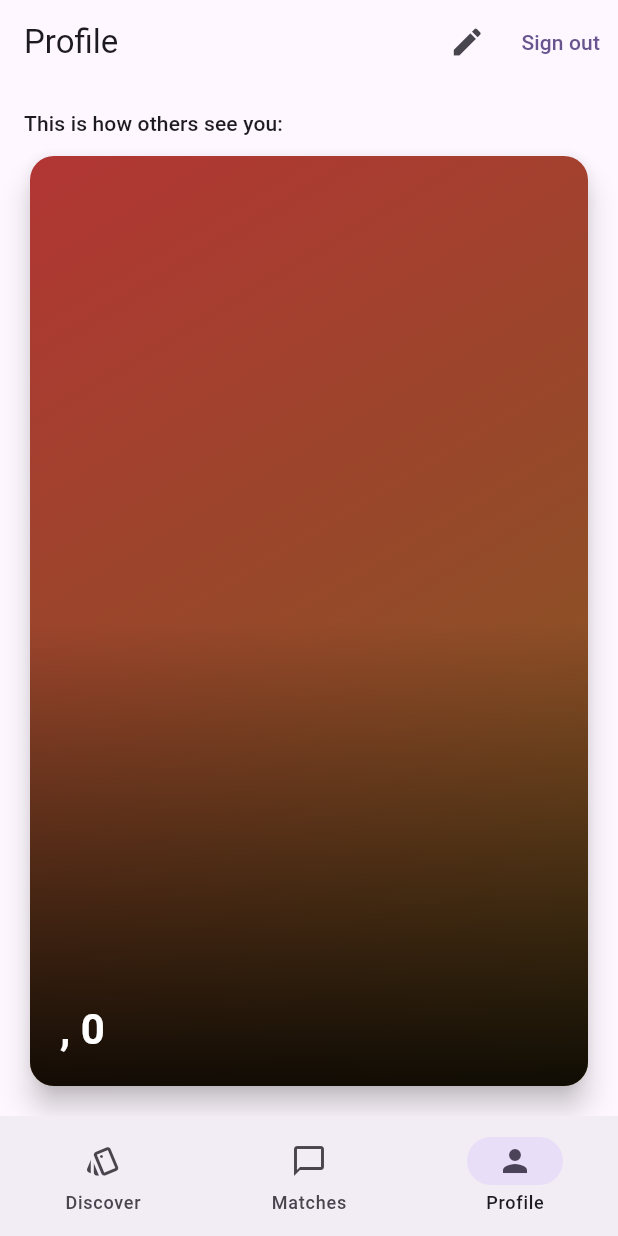
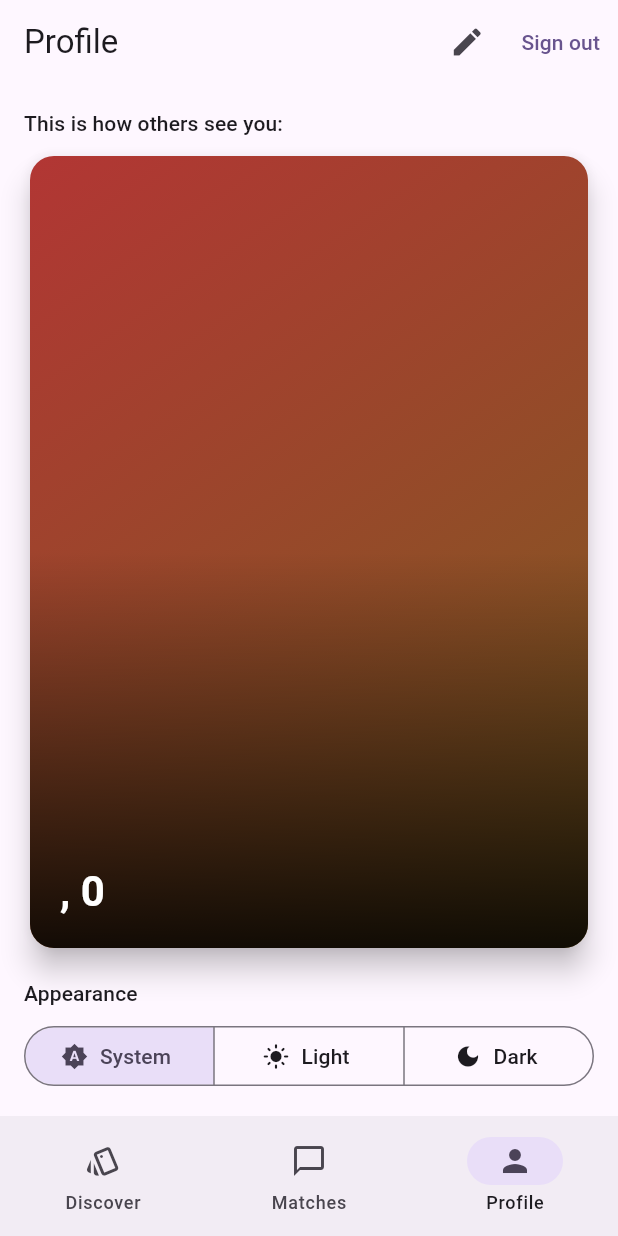
Before and after one commit to Drake11w/Kinker, a Flutter app: the screen it shows once a user with an empty profile is signed in, item 3 of the bottom bar chosen, on a phone screen of 412 x 824 dp. Run offline on Flutter 3.47's test engine with Material 3 defaults, Android fonts, the phone set to English and light mode, and no system bars; our stand-ins replace cloud_firestore, firebase_auth, firebase_core, shared_preferences; accounts and stored records are empty.

Commit message:
Add light/dark mode setting
The app already followed the system theme; this adds a saved
System/Light/Dark choice on the Profile tab and replaces the hard-coded
colours on the Discover buttons with theme colours so they work in both
modes.

Co-Authored-By: Claude Opus 5.5 <noreply@anthropic.com>
Claude-Session: https://claude.ai/code/session_01L8CoiA1GQQRwjTRD4eaC51

```diff
--- a/kinker/lib/app.dart
+++ b/kinker/lib/app.dart
@@ -4,38 +4,65 @@ import 'pages/root_page.dart';
 import 'services/auth.dart';
 import 'services/repository.dart';
 import 'services/services.dart';
+import 'services/theme_settings.dart';
 
-class KinkerApp extends StatelessWidget {
+class KinkerApp extends StatefulWidget {
   const KinkerApp({
     super.key,
     required this.auth,
     required this.repository,
+    this.themeSettings,
     this.isDemo = false,
   });
 
   final BaseAuth auth;
   final Repository repository;
+
+  /// Defaults to an unsaved setting that follows the system theme.
+  final ThemeSettings? themeSettings;
   final bool isDemo;
+
+  static ThemeData buildTheme(Brightness brightness) {
+    return ThemeData(
+      colorScheme: ColorScheme.fromSeed(
+        seedColor: Colors.deepPurple,
+        brightness: brightness,
+      ),
+    );
+  }
+
+  @override
+  State<KinkerApp> createState() => _KinkerAppState();
+}
+
+class _KinkerAppState extends State<KinkerApp> {
+  late final ThemeSettings _ownedSettings = ThemeSettings();
+
+  ThemeSettings get _themeSettings => widget.themeSettings ?? _ownedSettings;
+
+  @override
+  void dispose() {
+    _ownedSettings.dispose();
+    super.dispose();
+  }
 
   @override
   Widget build(BuildContext context) {
     return Services(
-      auth: auth,
-      repository: repository,
-      isDemo: isDemo,
-      child: MaterialApp(
-        title: 'Kinker',
-        debugShowCheckedModeBanner: false,
-        theme: ThemeData(
-          colorScheme: ColorScheme.fromSeed(seedColor: Colors.deepPurple),
+      auth: widget.auth,
+      repository: widget.repository,
+      themeSettings: _themeSettings,
+      isDemo: widget.isDemo,
+      child: ValueListenableBuilder<ThemeMode>(
+        valueListenable: _themeSettings,
+        builder: (context, themeMode, _) => MaterialApp(
+          title: 'Kinker',
+          debugShowCheckedModeBanner: false,
+          theme: KinkerApp.buildTheme(Brightness.light),
+          darkTheme: KinkerApp.buildTheme(Brightness.dark),
+          themeMode: themeMode,
+          home: const RootPage(),
         ),
-        darkTheme: ThemeData(
-          colorScheme: ColorScheme.fromSeed(
-            seedColor: Colors.deepPurple,
-            brightness: Brightness.dark,
-          ),
-        ),
-        home: const RootPage(),
       ),
     );
   }
--- a/kinker/lib/main.dart
+++ b/kinker/lib/main.dart
@@ -6,6 +6,7 @@ import 'app.dart';
 import 'services/auth.dart';
 import 'services/firestore_repository.dart';
 import 'services/memory_repository.dart';
+import 'services/theme_settings.dart';
 
 /// Pass `--dart-define=KINKER_DEMO=true` to skip Firebase entirely.
 const bool forceDemo = bool.fromEnvironment('KINKER_DEMO');
@@ -16,6 +17,7 @@ Future<void> main() async {
     DeviceOrientation.portraitUp,
     DeviceOrientation.portraitDown,
   ]);
+  final themeSettings = await ThemeSettings.load();
 
   if (!forceDemo) {
     try {
@@ -25,6 +27,7 @@ Future<void> main() async {
       runApp(KinkerApp(
         auth: FirebaseAuthService(),
         repository: FirestoreRepository(),
+        themeSettings: themeSettings,
       ));
       return;
     } catch (e) {
@@ -35,6 +38,7 @@ Future<void> main() async {
   runApp(KinkerApp(
     auth: DemoAuth(),
     repository: MemoryRepository.seeded(),
+    themeSettings: themeSettings,
     isDemo: true,
   ));
 }
--- a/kinker/lib/pages/discover_page.dart
+++ b/kinker/lib/pages/discover_page.dart
@@ -104,6 +104,7 @@ class _DiscoverPageState extends State<DiscoverPage> {
         onRetry: _load,
       );
     }
+    final scheme = Theme.of(context).colorScheme;
     return Column(
       children: [
         Expanded(
@@ -124,16 +125,16 @@ class _DiscoverPageState extends State<DiscoverPage> {
               FloatingActionButton.large(
                 heroTag: 'dislike',
                 tooltip: 'Pass',
-                backgroundColor: Colors.white,
-                foregroundColor: Colors.red,
+                backgroundColor: scheme.surfaceContainerHighest,
+                foregroundColor: scheme.error,
                 onPressed: _deck.dislike,
                 child: const Icon(Icons.close, size: 40),
               ),
               FloatingActionButton.large(
                 heroTag: 'like',
                 tooltip: 'Like',
-                backgroundColor: Theme.of(context).colorScheme.primary,
-                foregroundColor: Colors.white,
+                backgroundColor: scheme.primary,
+                foregroundColor: scheme.onPrimary,
                 onPressed: _deck.like,
                 child: const Icon(Icons.favorite, size: 40),
               ),
--- a/kinker/lib/pages/profile_page.dart
+++ b/kinker/lib/pages/profile_page.dart
@@ -52,9 +52,53 @@ class ProfilePage extends StatelessWidget {
             ),
             const SizedBox(height: 8),
             Expanded(child: MatchCard(profile: me)),
+            const SizedBox(height: 16),
+            const _AppearancePicker(),
           ],
         ),
       ),
     );
   }
 }
+
+class _AppearancePicker extends StatelessWidget {
+  const _AppearancePicker();
+
+  @override
+  Widget build(BuildContext context) {
+    final settings = Services.of(context).themeSettings;
+    return Column(
+      crossAxisAlignment: CrossAxisAlignment.stretch,
+      children: [
+        Text('Appearance', style: Theme.of(context).textTheme.titleSmall),
+        const SizedBox(height: 8),
+        ValueListenableBuilder<ThemeMode>(
+          valueListenable: settings,
+          builder: (context, mode, _) => SegmentedButton<ThemeMode>(
+            showSelectedIcon: false,
+            segments: const [
+              ButtonSegment(
+                value: ThemeMode.system,
+                icon: Icon(Icons.brightness_auto),
+                label: Text('System'),
+              ),
+              ButtonSegment(
+                value: ThemeMode.light,
+                icon: Icon(Icons.light_mode),
+                label: Text('Light'),
+              ),
+              ButtonSegment(
+                value: ThemeMode.dark,
+                icon: Icon(Icons.dark_mode),
+                label: Text('Dark'),
+              ),
+            ],
+            selected: {mode},
+            onSelectionChanged: (selection) =>
+                settings.setMode(selection.single),
+          ),
+        ),
+      ],
+    );
+  }
+}
--- a/kinker/lib/services/services.dart
+++ b/kinker/lib/services/services.dart
@@ -2,6 +2,7 @@ import 'package:flutter/widgets.dart';
 
 import 'auth.dart';
 import 'repository.dart';
+import 'theme_settings.dart';
 
 /// Makes the app's services available to the widget tree.
 class Services extends InheritedWidget {
@@ -9,12 +10,14 @@ class Services extends InheritedWidget {
     super.key,
     required this.auth,
     required this.repository,
+    required this.themeSettings,
     this.isDemo = false,
     required super.child,
   });
 
   final BaseAuth auth;
   final Repository repository;
+  final ThemeSettings themeSettings;
 
   /// True when running against local in-memory data instead of Firebase.
   final bool isDemo;
@@ -29,5 +32,6 @@ class Services extends InheritedWidget {
   bool updateShouldNotify(Services oldWidget) =>
       auth != oldWidget.auth ||
       repository != oldWidget.repository ||
+      themeSettings != oldWidget.themeSettings ||
       isDemo != oldWidget.isDemo;
 }
--- /dev/null
+++ b/kinker/lib/services/theme_settings.dart
@@ -0,0 +1,33 @@
+import 'package:flutter/material.dart';
+import 'package:shared_preferences/shared_preferences.dart';
+
+/// The user's light/dark preference, saved on the device.
+class ThemeSettings extends ValueNotifier<ThemeMode> {
+  ThemeSettings([super.value = ThemeMode.system, this._prefs]);
+
+  static const _key = 'themeMode';
+
+  final SharedPreferences? _prefs;
+
+  /// Loads the saved preference. Falls back to following the system setting
+  /// (and not persisting) if device storage is unavailable.
+  static Future<ThemeSettings> load() async {
+    try {
+      final prefs = await SharedPreferences.getInstance();
+      final saved = prefs.getString(_key);
+      final mode = ThemeMode.values.firstWhere(
+        (m) => m.name == saved,
+        orElse: () => ThemeMode.system,
+      );
+      return ThemeSettings(mode, prefs);
+    } catch (e) {
+      debugPrint('Theme preference unavailable: $e');
+      return ThemeSettings();
+    }
+  }
+
+  Future<void> setMode(ThemeMode mode) async {
+    value = mode;
+    await _prefs?.setString(_key, mode.name);
+  }
+}
--- a/kinker/pubspec.yaml
+++ b/kinker/pubspec.yaml
@@ -14,6 +14,7 @@ dependencies:
   cupertino_icons: ^1.0.8
   firebase_auth: ^7.0.1
   firebase_core: ^5.1.0
+  shared_preferences: ^2.5.6
 
 dev_dependencies:
   flutter_lints: ^6.0.0
```
Also changed, not shown: kinker/pubspec.lock, 3 other files.
